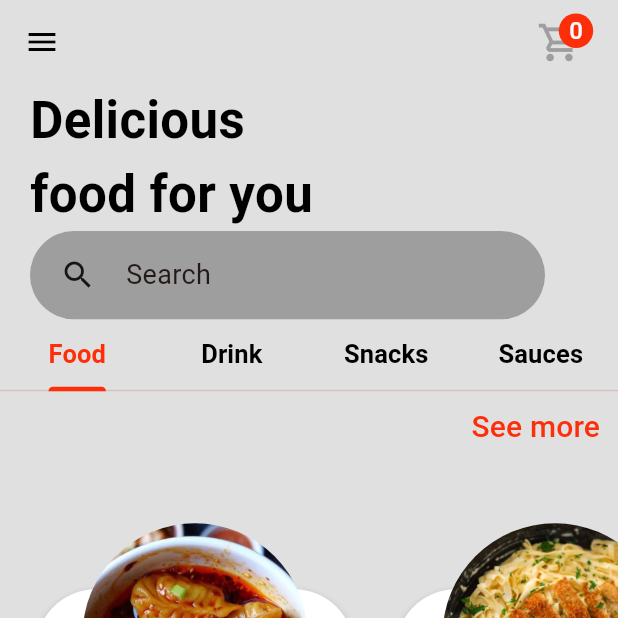
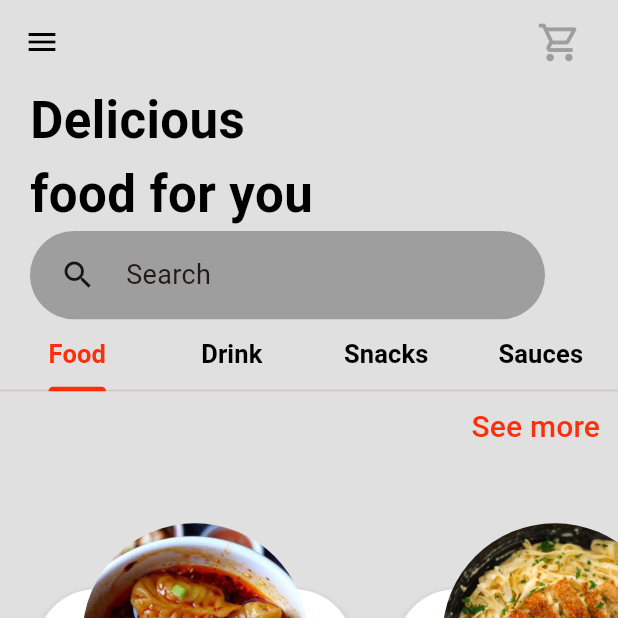
Before and after one commit to Bathhy/fooddeliveryapp, a Flutter app: the Homescreen screen opened directly, on a phone screen of 412 x 824 dp, the top half of it. Run offline on Flutter 3.47's test engine with Material 3 defaults, Android fonts, the phone set to English and light mode, and no system bars; our stand-ins replace flutter_slidable, get, get_storage, shared_preferences; accounts and stored records are empty.

Commit message:
fix shopping icon

```diff
--- a/lib/GetxBinding/Getx_Binding.dart
+++ b/lib/GetxBinding/Getx_Binding.dart
@@ -7,7 +7,6 @@ import 'package:fodddelieveryapp/controller/home_controller.dart';
 import 'package:fodddelieveryapp/controller/auth_control.dart';
 import 'package:fodddelieveryapp/controller/profile_controller.dart';
 import 'package:fodddelieveryapp/controller/signin_controller.dart';
-import 'package:fodddelieveryapp/controller/splash_controller.dart';
 // import 'package:fodddelieveryapp/controller/signin_controller.dart';
 import 'package:get/get.dart';
 
--- a/lib/Homepage/Home_screen.dart
+++ b/lib/Homepage/Home_screen.dart
@@ -76,7 +76,10 @@ class _HomescreenState extends State<Homescreen>
                     size: 30,
                   ),
                 ),
-                Positioned(
+                Obx(
+                  () {
+                    return _addtoCartController.totalqty.value > 0
+                        ? Positioned(
                             top: 5,
                             left: 0,
                             bottom: 20,
@@ -84,14 +87,16 @@ class _HomescreenState extends State<Homescreen>
                               radius: 35,
                               backgroundColor: colorOrange,
                               child: Center(
-                      child: Obx(
-                        () => Text(
-                          _addtoCartController.totalqty.toString(),
+                                child: Text(
+                                  _addtoCartController.totalqty.value
+                                      .toString(),
                                   style: TextStyle(color: Colors.white),
                                 ),
                               ),
                             ),
-                  ),
+                          )
+                        : SizedBox();
+                  },
                 ),
               ],
             ),
```
Lines whose indentation alone changed are shown as unchanged.
